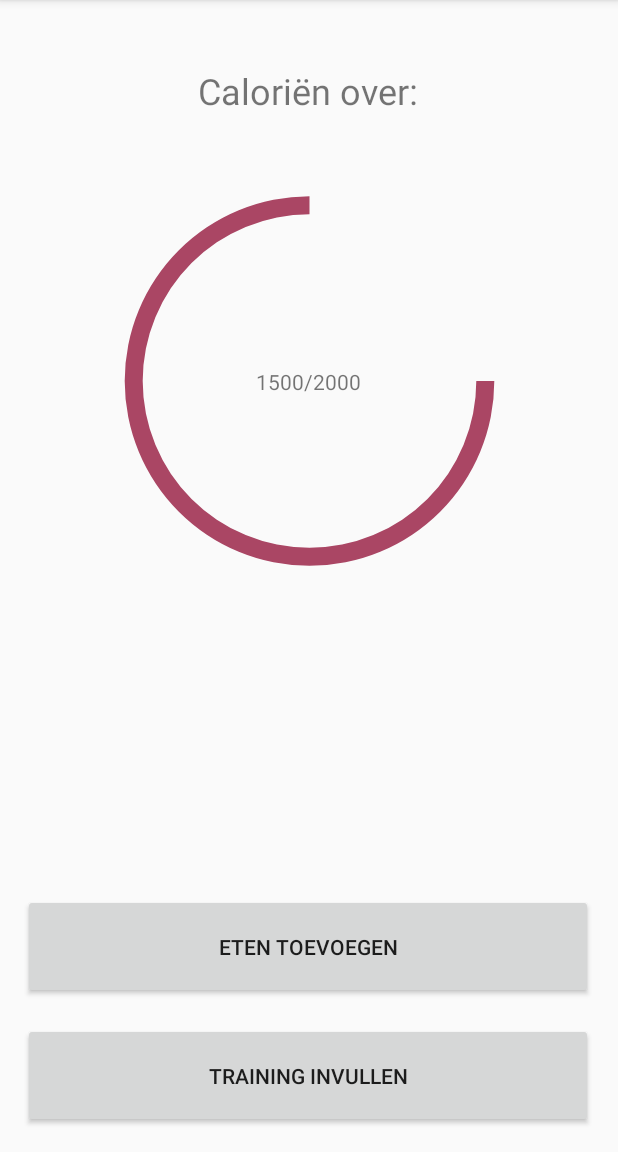
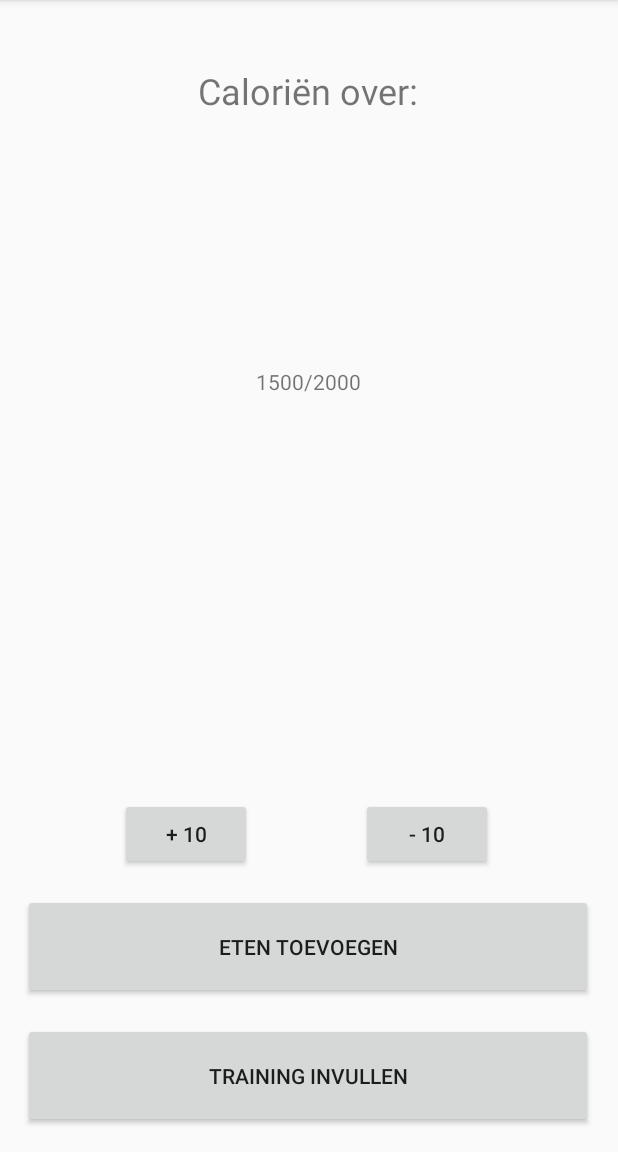
Before and after one commit to VincentCremers/Drink_eet, an Android app: the screen it shows after launch (MainActivity), on a phone screen of 412 x 824 dp, the part 84-1236 px from its top. Run offline under Robolectric (Android 15) with nearby library versions, the phone set to English and light mode, and no system bars; our stand-ins replace navigation-ui.

Commit message:
knoppen voor progressbar
komt later in de code

```diff
--- a/DrInk_en_EET/app/src/main/java/com/example/drink_en_eet/HomeFragment.java
+++ b/DrInk_en_EET/app/src/main/java/com/example/drink_en_eet/HomeFragment.java
@@ -6,12 +6,14 @@ import android.view.LayoutInflater;
 import android.view.View;
 import android.view.ViewGroup;
 import android.widget.Button;
+import android.widget.ProgressBar;
 import android.widget.Toast;
 
 import androidx.annotation.Nullable;
 import androidx.fragment.app.Fragment;
 
 public class HomeFragment extends Fragment implements View.OnClickListener {
+    private ProgressBar progressBar;
 
     @Nullable
     @Override
@@ -24,6 +26,14 @@ public class HomeFragment extends Fragment implements View.OnClickListener {
 
         Button button_training = (Button) view.findViewById(R.id.home_training);
         button_training.setOnClickListener(this);
+
+        progressBar = view.findViewById(R.id.home_progress);
+
+        Button plus = (Button) view.findViewById(R.id.plus);
+        plus.setOnClickListener(this);
+
+        Button min = (Button) view.findViewById(R.id.min);
+        min.setOnClickListener(this);
 
         return view;
     }
@@ -40,6 +50,12 @@ public class HomeFragment extends Fragment implements View.OnClickListener {
                 getActivity().getSupportFragmentManager().beginTransaction().replace(R.id.fragment_container,
                         new TrainingFragment()).addToBackStack("tag").commit();
                 break;
+            case R.id.plus:
+                progressBar.setProgress(progressBar.getProgress()+10);
+                break;
+            case R.id.min:
+                progressBar.setProgress(progressBar.getProgress()-10);
+                break;
         }
     }
 
--- a/DrInk_en_EET/app/src/main/res/drawable/circle.xml
+++ b/DrInk_en_EET/app/src/main/res/drawable/circle.xml
@@ -5,4 +5,5 @@
     android:thickness="12dp"
     android:useLevel="true">
     <solid android:color="@color/colorAccent" />
+
 </shape>
--- a/DrInk_en_EET/app/src/main/res/layout/layout_home.xml
+++ b/DrInk_en_EET/app/src/main/res/layout/layout_home.xml
@@ -39,7 +39,7 @@
             android:layout_height="308dp"
             android:layout_marginTop="100dp"
             android:max="100"
-            android:progress="75"
+            android:progress="0"
             android:progressDrawable="@drawable/circle"
             android:progressTint="@color/colorAccent"
             app:layout_constraintEnd_toEndOf="parent"
@@ -85,5 +85,28 @@
             app:layout_constraintHorizontal_bias="0.498"
             app:layout_constraintStart_toStartOf="@+id/home_progress"
             app:layout_constraintTop_toTopOf="@+id/home_progress" />
+
+        <Button
+            android:id="@+id/plus"
+            android:layout_width="wrap_content"
+            android:layout_height="wrap_content"
+            android:layout_marginStart="80dp"
+            android:layout_marginBottom="16dp"
+            android:text="+ 10"
+            app:layout_constraintBottom_toTopOf="@+id/home_toevoegen"
+            app:layout_constraintStart_toStartOf="parent" />
+
+        <Button
+            android:id="@+id/min"
+            android:layout_width="wrap_content"
+            android:layout_height="wrap_content"
+            android:layout_marginStart="16dp"
+            android:layout_marginEnd="16dp"
+            android:layout_marginBottom="16dp"
+            android:text="- 10"
+            app:layout_constraintBottom_toTopOf="@+id/home_toevoegen"
+            app:layout_constraintEnd_toEndOf="parent"
+            app:layout_constraintHorizontal_bias="0.455"
+            app:layout_constraintStart_toEndOf="@+id/plus" />
     </androidx.constraintlayout.widget.ConstraintLayout>
 </LinearLayout>
```
Lines whose indentation alone changed are shown as unchanged.
